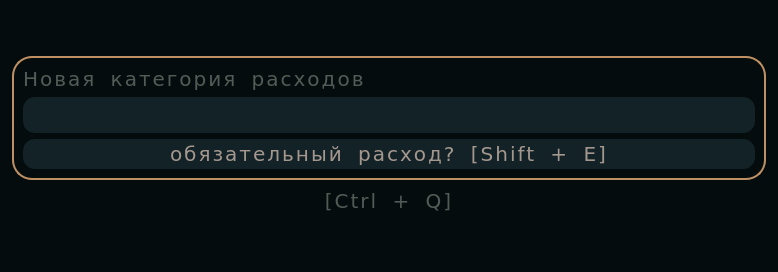
Above: source/ui/ui_create_dialog.ui from xtern0o/MoneyViewer before the change. Below: the same form after it.
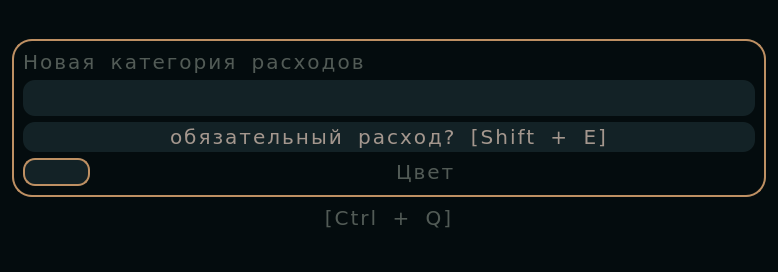
That is the form after the change. The open tabs and pages were chosen to show the change. Icons and pictures are not drawn.

Commit message: colors to categories and payment widget bad

```diff
--- a/source/ui/ui_create_dialog.ui
+++ b/source/ui/ui_create_dialog.ui
@@ -494,7 +494,44 @@
           <enum>QFrame::Raised</enum>
          </property>
          <layout class="QGridLayout" name="gridLayout_5">
-          <item row="2" column="0">
+          <item row="0" column="0" colspan="4">
+           <widget class="QLabel" name="label_3">
+            <property name="text">
+             <string>Новая категория расходов</string>
+            </property>
+           </widget>
+          </item>
+          <item row="3" column="0">
+           <widget class="QPushButton" name="color_btn">
+            <property name="styleSheet">
+             <string notr="true">border: 2px solid #be9063;</string>
+            </property>
+            <property name="text">
+             <string/>
+            </property>
+           </widget>
+          </item>
+          <item row="3" column="3">
+           <spacer name="horizontalSpacer_7">
+            <property name="orientation">
+             <enum>Qt::Horizontal</enum>
+            </property>
+            <property name="sizeHint" stdset="0">
+             <size>
+              <width>40</width>
+              <height>20</height>
+             </size>
+            </property>
+           </spacer>
+          </item>
+          <item row="3" column="2">
+           <widget class="QLabel" name="label_7">
+            <property name="text">
+             <string>Цвет</string>
+            </property>
+           </widget>
+          </item>
+          <item row="2" column="0" colspan="4">
            <widget class="QPushButton" name="essential_btn">
             <property name="minimumSize">
              <size>
@@ -510,7 +547,7 @@
             </property>
            </widget>
           </item>
-          <item row="1" column="0">
+          <item row="1" column="0" colspan="4">
            <widget class="QLineEdit" name="category_le">
             <property name="text">
              <string/>
@@ -520,12 +557,18 @@
             </property>
            </widget>
           </item>
-          <item row="0" column="0">
-           <widget class="QLabel" name="label_3">
-            <property name="text">
-             <string>Новая категория расходов</string>
+          <item row="3" column="1">
+           <spacer name="horizontalSpacer_8">
+            <property name="orientation">
+             <enum>Qt::Horizontal</enum>
             </property>
-           </widget>
+            <property name="sizeHint" stdset="0">
+             <size>
+              <width>40</width>
+              <height>20</height>
+             </size>
+            </property>
+           </spacer>
           </item>
          </layout>
         </widget>
```
Left out of the diff: 2 changed lines with no effect on the pictures. The commit also changes 20 other files.
